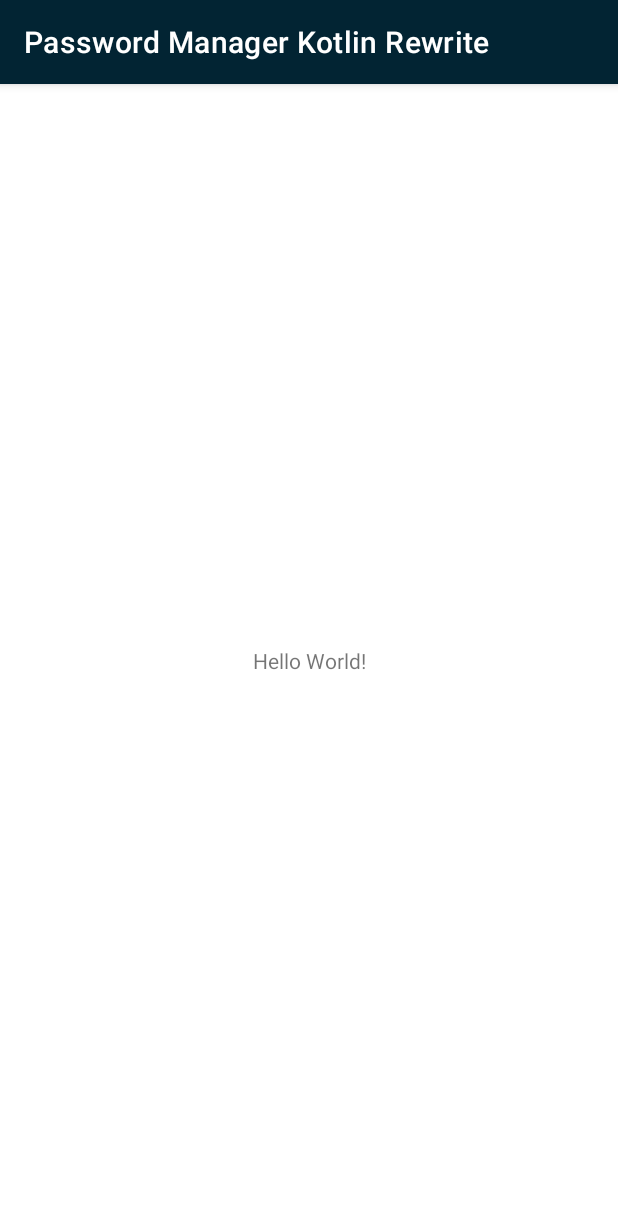
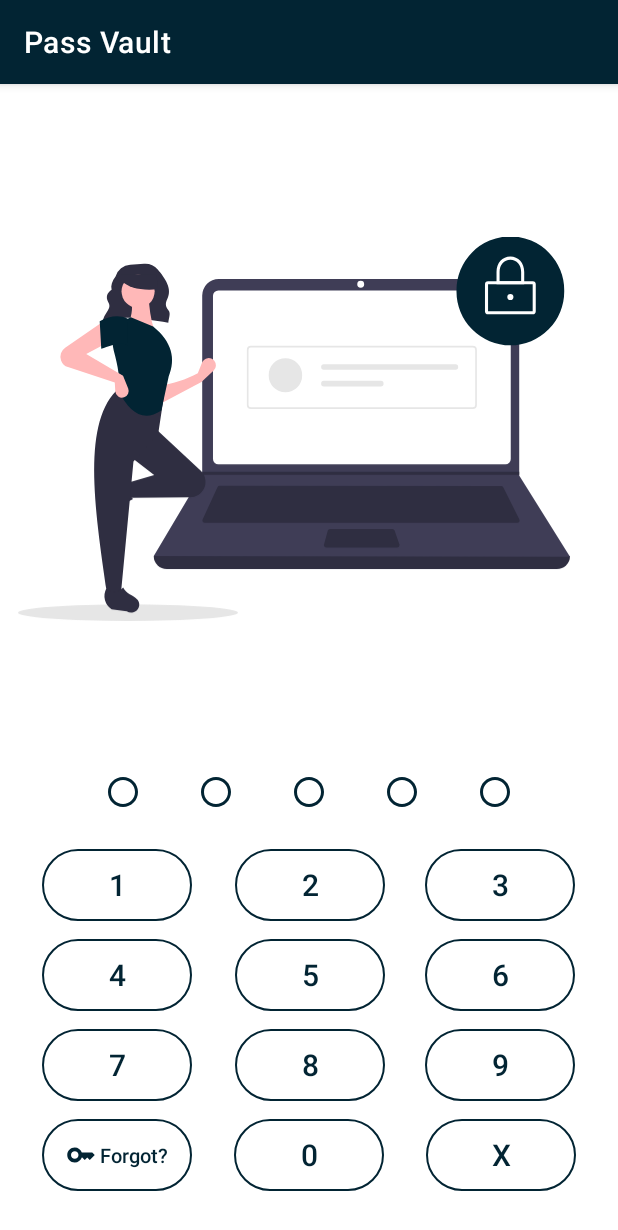
Before and after one commit to justvinny/pass-vault-kotlin-android, an Android app: the screen it shows after launch (MainActivity), on a phone screen of 412 x 824 dp. Shown: the top 1230 px of the screen. Run offline under Robolectric (Android 15) with nearby library versions, the phone set to English and light mode, and no system bars.

Commit message:
WIP - Login UI

```diff
--- a/app/build.gradle
+++ b/app/build.gradle
@@ -33,7 +33,7 @@ android {
 
 dependencies {
 
-    implementation 'androidx.core:core-ktx:1.7.0'
+    implementation 'androidx.core:core-ktx:1.8.0'
     implementation 'androidx.appcompat:appcompat:1.4.2'
     implementation 'com.google.android.material:material:1.6.1'
     implementation 'androidx.constraintlayout:constraintlayout:2.1.4'
--- /dev/null
+++ b/app/src/main/java/com/vinsonb/password/manager/kotlin/fragments/LoginFragment.kt
@@ -0,0 +1,8 @@
+package com.vinsonb.password.manager.kotlin.fragments
+
+import androidx.fragment.app.Fragment
+import com.vinsonb.password.manager.kotlin.R
+
+class LoginFragment : Fragment(R.layout.fragment_login) {
+
+}
--- /dev/null
+++ b/app/src/main/res/drawable/ic_circle_filled.xml
@@ -0,0 +1,5 @@
+<vector android:height="24dp" android:tint="#000000"
+    android:viewportHeight="24" android:viewportWidth="24"
+    android:width="24dp" xmlns:android="http://schemas.android.com/apk/res/android">
+    <path android:fillColor="@android:color/white" android:pathData="M12,2C6.47,2 2,6.47 2,12s4.47,10 10,10 10,-4.47 10,-10S17.53,2 12,2z"/>
+</vector>
--- /dev/null
+++ b/app/src/main/res/drawable/ic_circle_outlined.xml
@@ -0,0 +1,5 @@
+<vector android:height="24dp" android:tint="#000000"
+    android:viewportHeight="24" android:viewportWidth="24"
+    android:width="24dp" xmlns:android="http://schemas.android.com/apk/res/android">
+    <path android:fillColor="@android:color/white" android:pathData="M12,2C6.47,2 2,6.47 2,12c0,5.53 4.47,10 10,10s10,-4.47 10,-10C22,6.47 17.53,2 12,2zM12,20c-4.42,0 -8,-3.58 -8,-8c0,-4.42 3.58,-8 8,-8s8,3.58 8,8C20,16.42 16.42,20 12,20z"/>
+</vector>
--- /dev/null
+++ b/app/src/main/res/drawable/ic_password.xml
@@ -0,0 +1,5 @@
+<vector android:height="24dp" android:tint="#000000"
+    android:viewportHeight="24" android:viewportWidth="24"
+    android:width="24dp" xmlns:android="http://schemas.android.com/apk/res/android">
+    <path android:fillColor="@android:color/white" android:pathData="M21,10h-8.35C11.83,7.67 9.61,6 7,6c-3.31,0 -6,2.69 -6,6s2.69,6 6,6c2.61,0 4.83,-1.67 5.65,-4H13l2,2l2,-2l2,2l4,-4.04L21,10zM7,15c-1.65,0 -3,-1.35 -3,-3c0,-1.65 1.35,-3 3,-3s3,1.35 3,3C10,13.65 8.65,15 7,15z"/>
+</vector>
--- /dev/null
+++ b/app/src/main/res/drawable/ic_undraw_secure_login_pdn4.xml
@@ -0,0 +1,90 @@
+<vector xmlns:android="http://schemas.android.com/apk/res/android"
+    android:width="793dp"
+    android:height="551.73dp"
+    android:viewportWidth="793"
+    android:viewportHeight="551.73">
+  <path
+      android:pathData="M0,539.73a158,12 0,1 0,316 0a158,12 0,1 0,-316 0z"
+      android:fillColor="#e6e6e6"/>
+  <path
+      android:pathData="M120.77,122.42c27.5,-11.7 61.74,-4.29 95.19,0.86 0.31,-6.23 4.08,-13.81 0.13,-18.15 -4.8,-5.28 -4.36,-10.83 -1.47,-16.4 7.39,-14.27 -3.2,-29.44 -13.88,-42.06a23.67,23.67 0,0 0,-19.76 -8.29l-19.8,1.41A23.71,23.71 0,0 0,140.14 56.72v0c-4.73,6.43 -7.26,12.84 -5.66,19.22 -7.08,4.84 -8.27,10.68 -5.09,17.26 2.7,4.15 2.67,8.18 -0.12,12.11a55.89,55.89 0,0 0,-8.31 16.51Z"
+      android:fillColor="#2f2e41"/>
+  <path
+      android:pathData="M774.21,476.96L213.79,476.96A18.79,18.79 0,0 1,195 458.17h0q304.73,-35.42 598,0h0A18.79,18.79 0,0 1,774.21 476.96Z"
+      android:fillColor="#2f2e41"/>
+  <path
+      android:pathData="M793,459.28l-598,-1.11 69.31,-116.62 0.33,-0.55L264.64,84a23.75,23.75 0,0 1,23.75 -23.75L696.29,60.24a23.75,23.75 0,0 1,23.75 23.75L720.05,342.77Z"
+      android:fillColor="#3f3d56"/>
+  <path
+      android:pathData="M287.85,76.82a7.75,7.75 0,0 0,-7.74 7.74L280.11,318.9a7.75,7.75 0,0 0,7.74 7.74L700.15,326.63a7.75,7.75 0,0 0,7.74 -7.74L707.89,84.56a7.75,7.75 0,0 0,-7.74 -7.74Z"
+      android:fillColor="#fff"/>
+  <path
+      android:pathData="M289.58,357.58a3.33,3.33 0,0 0,-3.01 1.93l-21.36,46.43a3.32,3.32 0,0 0,3.01 4.7L717.31,410.64a3.32,3.32 0,0 0,2.97 -4.8L697.07,359.42a3.3,3.3 0,0 0,-2.97 -1.83Z"
+      android:fillColor="#2f2e41"/>
+  <path
+      android:pathData="M492.34,67.98m-4.97,0a4.97,4.97 0,1 1,9.95 0a4.97,4.97 0,1 1,-9.95 0"
+      android:fillColor="#fff"/>
+  <path
+      android:pathData="M448.2,419.48a3.32,3.32 0,0 0,-3.2 2.45l-5.36,19.9a3.32,3.32 0,0 0,3.2 4.18h101.87a3.32,3.32 0,0 0,3.13 -4.4l-6.89,-19.9a3.32,3.32 0,0 0,-3.13 -2.23Z"
+      android:fillColor="#2f2e41"/>
+  <path
+      android:pathData="M720.05,337.14l0,4.42l-455.74,0l0.34,-0.55l0,-3.87l455.4,0z"
+      android:fillColor="#2f2e41"/>
+  <path
+      android:pathData="M707.33,77.38m-77.38,0a77.38,77.38 0,1 1,154.75 0a77.38,77.38 0,1 1,-154.75 0"
+      android:fillColor="#022433"/>
+  <path
+      android:pathData="M739.39,111.09L675.28,111.09a4.43,4.43 0,0 1,-4.42 -4.42L670.86,67.98a4.43,4.43 0,0 1,4.42 -4.42L739.39,63.56a4.43,4.43 0,0 1,4.42 4.42v38.69A4.43,4.43 0,0 1,739.39 111.09ZM675.28,67.98v38.69h64.11L739.39,67.98Z"
+      android:fillColor="#fff"/>
+  <path
+      android:pathData="M727.23,67.98h-39.79L687.44,50.29c0,-12.81 8.37,-22.11 19.9,-22.11s19.9,9.3 19.9,22.11ZM691.86,63.56h30.95L722.81,50.29c0,-10.41 -6.36,-17.69 -15.48,-17.69s-15.48,7.27 -15.48,17.69Z"
+      android:fillColor="#fff"/>
+  <path
+      android:pathData="M707.33,86.22m-4.42,0a4.42,4.42 0,1 1,8.84 0a4.42,4.42 0,1 1,-8.84 0"
+      android:fillColor="#fff"/>
+  <path
+      android:pathData="M653.32,247.15L334.68,247.15a5.91,5.91 0,0 1,-5.9 -5.9L328.78,162.21a5.91,5.91 0,0 1,5.9 -5.9L653.32,156.31a5.91,5.91 0,0 1,5.9 5.9L659.22,241.25A5.91,5.91 0,0 1,653.32 247.15ZM334.68,158.67a3.54,3.54 0,0 0,-3.54 3.54L331.14,241.25a3.54,3.54 0,0 0,3.54 3.54L653.32,244.79a3.54,3.54 0,0 0,3.54 -3.54L656.86,162.21a3.54,3.54 0,0 0,-3.54 -3.54Z"
+      android:fillColor="#e6e6e6"/>
+  <path
+      android:pathData="M384.19,198.7m-24.04,0a24.04,24.04 0,1 1,48.07 0a24.04,24.04 0,1 1,-48.07 0"
+      android:fillColor="#e6e6e6"/>
+  <path
+      android:pathData="M439.7,182.67a4.01,4.01 0,1 0,0 8.01L628.56,190.68a4.01,4.01 0,0 0,0 -8.01Z"
+      android:fillColor="#e6e6e6"/>
+  <path
+      android:pathData="M439.7,206.71a4.01,4.01 0,1 0,0 8.01L520.97,214.72a4.01,4.01 0,1 0,0 -8.01Z"
+      android:fillColor="#e6e6e6"/>
+  <path
+      android:pathData="M263.52,208.33 L204.62,239.64l-0.75,-26.1c19.23,-3.21 37.52,-8.8 54.43,-17.89l6.16,-15.22a10.32,10.32 0,0 1,17.54 -2.68l0,0a10.32,10.32 0,0 1,-0.91 14.07Z"
+      android:fillColor="#ffb8b8"/>
+  <path
+      android:pathData="M119.6,389.13v0a11.57,11.57 0,0 1,1.47 -9.36l12.94,-19.86a22.61,22.61 0,0 1,29.33 -7.74h0c-5.44,9.26 -4.68,17.38 1.88,24.43a117.63,117.63 0,0 0,-27.94 19.04A11.57,11.57 0,0 1,119.6 389.13Z"
+      android:fillColor="#2f2e41"/>
+  <path
+      android:pathData="M266.2,363.17l0,0a22.2,22.2 0,0 1,-18.87 10.78l-85.96,0.65 -3.73,-21.62 38.03,-11.18 -32.06,-24.61L198.65,276.18l63.65,59.32A22.2,22.2 0,0 1,266.2 363.17Z"
+      android:fillColor="#2f2e41"/>
+  <path
+      android:pathData="M147.95,511.05L127.82,511.05c-18.08,-123.9 -36.47,-248.14 17.89,-294.52l64.12,10.44L201.64,281.4l-35.79,41.01Z"
+      android:fillColor="#2f2e41"/>
+  <path
+      android:pathData="M165.65,539.11h0a11.57,11.57 0,0 1,-9.36 -1.47l-21.86,-2.94a22.61,22.61 0,0 1,-7.74 -29.33v0c9.26,5.44 17.38,4.68 24.43,-1.88 4.99,10.07 13.2,9.45 21.05,17.93A11.57,11.57 0,0 1,165.65 539.11Z"
+      android:fillColor="#2f2e41"/>
+  <path
+      android:pathData="M195.67,133.77l-37.28,-8.95c6.19,-12.67 6.7,-26.78 3.73,-41.75l25.35,-0.75C188.26,100.95 190.67,118.35 195.67,133.77Z"
+      android:fillColor="#ffb8b8"/>
+  <path
+      android:pathData="M205.92,249.42c-27.14,18.49 -46.31,0.63 -60.95,-26.92 2.03,-16.86 -1.26,-37.04 -7.36,-58.97a40.14,40.14 0,0 1,24.51 -48.4h0l32.06,13.42c27.22,22.19 32.58,46.23 22.37,71.58Z"
+      android:fillColor="#022433"/>
+  <path
+      android:pathData="M127.82,152.41 L98,168.07l52.94,31.32 7.37,18.17a9.64,9.64 0,0 1,-5.79 12.73h0a9.64,9.64 0,0 1,-12.76 -8.54l-0.74,-12.66 -67.28,-22.2a15.73,15.73 0,0 1,-9.87 -9.61v0a15.73,15.73 0,0 1,5.9 -18.3l54.1,-37.12Z"
+      android:fillColor="#ffb8b8"/>
+  <path
+      android:pathData="M157.65,155.39c-12.44,-5.45 -23.75,0.47 -38.03,5.22l-2.24,-39.52c14.18,-7.56 27.69,-9.59 40.26,-3.73Z"
+      android:fillColor="#022433"/>
+  <path
+      android:pathData="M172.52,78.09m-23.8,0a23.8,23.8 0,1 1,47.6 0a23.8,23.8 0,1 1,-47.6 0"
+      android:fillColor="#ffb8b8"/>
+  <path
+      android:pathData="M201,75.09c-23.57,2.31 -41.52,-1.55 -53,-12.52v-8.84h51Z"
+      android:fillColor="#2f2e41"/>
+</vector>
--- a/app/src/main/res/layout/activity_main.xml
+++ b/app/src/main/res/layout/activity_main.xml
@@ -6,13 +6,13 @@
     android:layout_height="match_parent"
     tools:context=".MainActivity">
 
-    <TextView
-        android:layout_width="wrap_content"
-        android:layout_height="wrap_content"
-        android:text="Hello World!"
+    <androidx.fragment.app.FragmentContainerView
+        android:id="@+id/fragment_container_view"
+        android:name="com.vinsonb.password.manager.kotlin.fragments.LoginFragment"
+        android:layout_width="match_parent"
+        android:layout_height="match_parent"
         app:layout_constraintBottom_toBottomOf="parent"
         app:layout_constraintEnd_toEndOf="parent"
         app:layout_constraintStart_toStartOf="parent"
         app:layout_constraintTop_toTopOf="parent" />
-
 </androidx.constraintlayout.widget.ConstraintLayout>
--- /dev/null
+++ b/app/src/main/res/layout/fragment_login.xml
@@ -0,0 +1,229 @@
+<?xml version="1.0" encoding="utf-8"?>
+<androidx.constraintlayout.widget.ConstraintLayout xmlns:android="http://schemas.android.com/apk/res/android"
+    xmlns:app="http://schemas.android.com/apk/res-auto"
+    xmlns:tools="http://schemas.android.com/tools"
+    android:layout_width="match_parent"
+    android:layout_height="match_parent"
+    tools:context=".fragments.LoginFragment">
+
+    <ImageView
+        android:id="@+id/app_login_logo"
+        android:layout_width="0dp"
+        android:layout_height="0dp"
+        android:layout_marginStart="12dp"
+        android:layout_marginEnd="32dp"
+        android:cropToPadding="false"
+        android:importantForAccessibility="no"
+        android:src="@drawable/ic_undraw_secure_login_pdn4"
+        app:layout_constraintBottom_toTopOf="@id/circle_1"
+        app:layout_constraintEnd_toEndOf="parent"
+        app:layout_constraintHorizontal_bias="0.0"
+        app:layout_constraintStart_toStartOf="parent"
+        app:layout_constraintTop_toTopOf="parent" />
+
+    <ImageView
+        android:id="@+id/circle_1"
+        android:layout_width="wrap_content"
+        android:layout_height="wrap_content"
+        android:src="@drawable/ic_circle_outlined"
+        app:layout_constraintBottom_toTopOf="@id/button_1"
+        app:layout_constraintEnd_toStartOf="@+id/circle_2"
+        app:layout_constraintHorizontal_bias="0.5"
+        app:layout_constraintStart_toStartOf="parent"
+        app:tint="?attr/colorPrimary"
+        android:layout_marginStart="32dp"
+        android:layout_marginBottom="20dp"
+        android:importantForAccessibility="no" />
+
+    <ImageView
+        android:id="@+id/circle_2"
+        android:layout_width="wrap_content"
+        android:layout_height="wrap_content"
+        android:src="@drawable/ic_circle_outlined"
+        app:layout_constraintBottom_toTopOf="@id/button_1"
+        app:layout_constraintEnd_toStartOf="@+id/circle_3"
+        app:layout_constraintHorizontal_bias="0.5"
+        app:layout_constraintStart_toEndOf="@+id/circle_1"
+        app:tint="?attr/colorPrimary"
+        android:layout_marginBottom="20dp"
+        android:importantForAccessibility="no" />
+
+    <ImageView
+        android:id="@+id/circle_3"
+        android:layout_width="wrap_content"
+        android:layout_height="wrap_content"
+        android:src="@drawable/ic_circle_outlined"
+        app:layout_constraintBottom_toTopOf="@id/button_1"
+        app:layout_constraintEnd_toStartOf="@+id/circle_4"
+        app:layout_constraintHorizontal_bias="0.5"
+        app:layout_constraintStart_toEndOf="@+id/circle_2"
+        app:tint="?attr/colorPrimary"
+        android:layout_marginBottom="20dp"
+        android:importantForAccessibility="no" />
+
+    <ImageView
+        android:id="@+id/circle_4"
+        android:layout_width="wrap_content"
+        android:layout_height="wrap_content"
+        android:src="@drawable/ic_circle_outlined"
+        app:layout_constraintBottom_toTopOf="@id/button_1"
+        app:layout_constraintEnd_toStartOf="@+id/circle_5"
+        app:layout_constraintHorizontal_bias="0.5"
+        app:layout_constraintStart_toEndOf="@+id/circle_3"
+        app:tint="?attr/colorPrimary"
+        android:layout_marginBottom="20dp"
+        android:importantForAccessibility="no" />
+
+    <ImageView
+        android:id="@+id/circle_5"
+        android:layout_width="wrap_content"
+        android:layout_height="wrap_content"
+        android:src="@drawable/ic_circle_outlined"
+        app:layout_constraintBottom_toTopOf="@id/button_1"
+        app:layout_constraintEnd_toEndOf="parent"
+        app:layout_constraintHorizontal_bias="0.5"
+        app:layout_constraintStart_toEndOf="@+id/circle_4"
+        app:tint="?attr/colorPrimary"
+        android:layout_marginBottom="20dp"
+        android:layout_marginEnd="32dp"
+        android:importantForAccessibility="no" />
+
+    <Button
+        android:id="@+id/button_1"
+        style="@style/Widget.MaterialComponents.Button.OutlinedButton.Circular"
+        android:text="@string/button_1"
+        android:textSize="20sp"
+        app:layout_constraintBottom_toTopOf="@+id/button_4"
+        app:layout_constraintEnd_toStartOf="@+id/button_0"
+        app:layout_constraintStart_toStartOf="parent"
+        app:strokeColor="?attr/colorPrimary" />
+
+    <Button
+        android:id="@+id/button_2"
+        style="@style/Widget.MaterialComponents.Button.OutlinedButton.Circular"
+        android:text="@string/button_2"
+        android:textSize="20sp"
+        app:layout_constraintBottom_toTopOf="@+id/button_5"
+        app:layout_constraintEnd_toStartOf="@+id/button_clear"
+        app:layout_constraintHorizontal_bias="0.506"
+        app:layout_constraintStart_toEndOf="@+id/button_forgot_password"
+        app:strokeColor="?attr/colorPrimary" />
+
+    <Button
+        android:id="@+id/button_3"
+        style="@style/Widget.MaterialComponents.Button.OutlinedButton.Circular"
+        android:text="@string/button_3"
+        android:textSize="20sp"
+        app:layout_constraintBottom_toTopOf="@+id/button_6"
+        app:layout_constraintEnd_toEndOf="parent"
+        app:layout_constraintHorizontal_bias="0.493"
+        app:layout_constraintStart_toEndOf="@+id/button_0"
+        app:strokeColor="?attr/colorPrimary" />
+
+    <Button
+        android:id="@+id/button_4"
+        style="@style/Widget.MaterialComponents.Button.OutlinedButton.Circular"
+        android:text="@string/button_4"
+        android:textSize="20sp"
+        app:layout_constraintBottom_toTopOf="@+id/button_7"
+        app:layout_constraintEnd_toStartOf="@+id/button_0"
+        app:layout_constraintStart_toStartOf="parent"
+        app:strokeColor="?attr/colorPrimary" />
+
+    <Button
+        android:id="@+id/button_5"
+        style="@style/Widget.MaterialComponents.Button.OutlinedButton.Circular"
+        android:text="@string/button_5"
+        android:textSize="20sp"
+        app:layout_constraintBottom_toTopOf="@+id/button_8"
+        app:layout_constraintEnd_toStartOf="@+id/button_clear"
+        app:layout_constraintHorizontal_bias="0.506"
+        app:layout_constraintStart_toEndOf="@+id/button_forgot_password"
+        app:strokeColor="?attr/colorPrimary" />
+
+    <Button
+        android:id="@+id/button_6"
+        style="@style/Widget.MaterialComponents.Button.OutlinedButton.Circular"
+        android:text="@string/button_6"
+        android:textSize="20sp"
+        app:layout_constraintBottom_toTopOf="@+id/button_9"
+        app:layout_constraintEnd_toEndOf="parent"
+        app:layout_constraintHorizontal_bias="0.493"
+        app:layout_constraintStart_toEndOf="@+id/button_0"
+        app:strokeColor="?attr/colorPrimary" />
+
+    <Button
+        android:id="@+id/button_8"
+        style="@style/Widget.MaterialComponents.Button.OutlinedButton.Circular"
+        android:text="@string/button_8"
+        android:textSize="20sp"
+        app:layout_constraintBottom_toTopOf="@+id/button_0"
+        app:layout_constraintEnd_toStartOf="@+id/button_clear"
+        app:layout_constraintHorizontal_bias="0.506"
+        app:layout_constraintStart_toEndOf="@+id/button_forgot_password"
+        app:strokeColor="?attr/colorPrimary" />
+
+    <Button
+        android:id="@+id/button_9"
+        style="@style/Widget.MaterialComponents.Button.OutlinedButton.Circular"
+        android:text="@string/button_9"
+        android:textSize="20sp"
+        app:layout_constraintBottom_toTopOf="@+id/button_clear"
+        app:layout_constraintEnd_toEndOf="parent"
+        app:layout_constraintHorizontal_bias="0.493"
+        app:layout_constraintStart_toEndOf="@+id/button_0"
+        app:strokeColor="?attr/colorPrimary" />
+
+    <Button
+        android:id="@+id/button_7"
+        style="@style/Widget.MaterialComponents.Button.OutlinedButton.Circular"
+        android:text="@string/button_7"
+        android:textSize="20sp"
+        app:layout_constraintBottom_toTopOf="@+id/button_forgot_password"
+        app:layout_constraintEnd_toStartOf="@+id/button_0"
+        app:layout_constraintStart_toStartOf="parent"
+        app:strokeColor="?attr/colorPrimary" />
+
+    <Button
+        android:id="@+id/button_clear"
+        style="@style/Widget.MaterialComponents.Button.OutlinedButton.Circular"
+        android:layout_marginBottom="24dp"
+        android:text="@string/button_clear"
+        android:textSize="20sp"
+        app:layout_constraintBottom_toBottomOf="parent"
+        app:layout_constraintEnd_toEndOf="parent"
+        app:layout_constraintHorizontal_bias="0.5"
+        app:layout_constraintStart_toEndOf="@+id/button_0"
+        app:strokeColor="?attr/colorPrimary" />
+
+    <Button
+        android:id="@+id/button_0"
+        style="@style/Widget.MaterialComponents.Button.OutlinedButton.Circular"
+        android:layout_marginBottom="24dp"
+        android:text="@string/button_0"
+        android:textSize="20sp"
+        app:layout_constraintBottom_toBottomOf="parent"
+        app:layout_constraintEnd_toStartOf="@+id/button_clear"
+        app:layout_constraintHorizontal_bias="0.5"
+        app:layout_constraintStart_toEndOf="@+id/button_forgot_password"
+        app:strokeColor="?attr/colorPrimary" />
+
+    <Button
+        android:id="@+id/button_forgot_password"
+        style="@style/Widget.MaterialComponents.Button.OutlinedButton.Circular"
+        android:layout_marginBottom="24dp"
+        android:letterSpacing="0"
+        android:text="@string/button_forgot_password"
+        android:textAllCaps="false"
+        android:textSize="13sp"
+        app:icon="@drawable/ic_password"
+        app:iconGravity="start"
+        app:iconPadding="2dp"
+        app:iconSize="20dp"
+        app:layout_constraintBottom_toBottomOf="parent"
+        app:layout_constraintEnd_toStartOf="@+id/button_0"
+        app:layout_constraintHorizontal_bias="0.5"
+        app:layout_constraintStart_toStartOf="parent"
+        app:strokeColor="?attr/colorPrimary" />
+
+</androidx.constraintlayout.widget.ConstraintLayout>
--- a/app/src/main/res/values-night/themes.xml
+++ b/app/src/main/res/values-night/themes.xml
@@ -13,4 +13,11 @@
         <item name="android:statusBarColor">?attr/colorPrimaryVariant</item>
         <!-- Customize your theme here. -->
     </style>
+
+    <style name="Widget.MaterialComponents.Button.OutlinedButton.Circular" parent="@style/Widget.MaterialComponents.Button.OutlinedButton">
+        <item name="android:layout_width">100dp</item>
+        <item name="android:layout_height">60dp</item>
+        <item name="android:inset">0dp</item>
+        <item name="cornerRadius">30dp</item>
+    </style>
 </resources>
--- a/app/src/main/res/values/strings.xml
+++ b/app/src/main/res/values/strings.xml
@@ -1,3 +1,17 @@
 <resources>
-    <string name="app_name">Password Manager Kotlin Rewrite</string>
+    <string name="app_name">Pass Vault</string>
+    <!-- TODO: Remove or change this placeholder text -->
+    <string name="hello_blank_fragment">Hello blank fragment</string>
+    <string name="button_1">1</string>
+    <string name="button_2">2</string>
+    <string name="button_3">3</string>
+    <string name="button_4">4</string>
+    <string name="button_5">5</string>
+    <string name="button_6">6</string>
+    <string name="button_8">8</string>
+    <string name="button_9">9</string>
+    <string name="button_7">7</string>
+    <string name="button_clear">x</string>
+    <string name="button_0">0</string>
+    <string name="button_forgot_password">Forgot?</string>
 </resources>
--- a/app/src/main/res/values/themes.xml
+++ b/app/src/main/res/values/themes.xml
@@ -13,4 +13,11 @@
         <item name="android:statusBarColor">?attr/colorPrimaryVariant</item>
         <!-- Customize your theme here. -->
     </style>
+
+    <style name="Widget.MaterialComponents.Button.OutlinedButton.Circular" parent="@style/Widget.MaterialComponents.Button.OutlinedButton">
+        <item name="android:layout_width">100dp</item>
+        <item name="android:layout_height">60dp</item>
+        <item name="android:inset">0dp</item>
+        <item name="cornerRadius">30dp</item>
+    </style>
 </resources>
```
